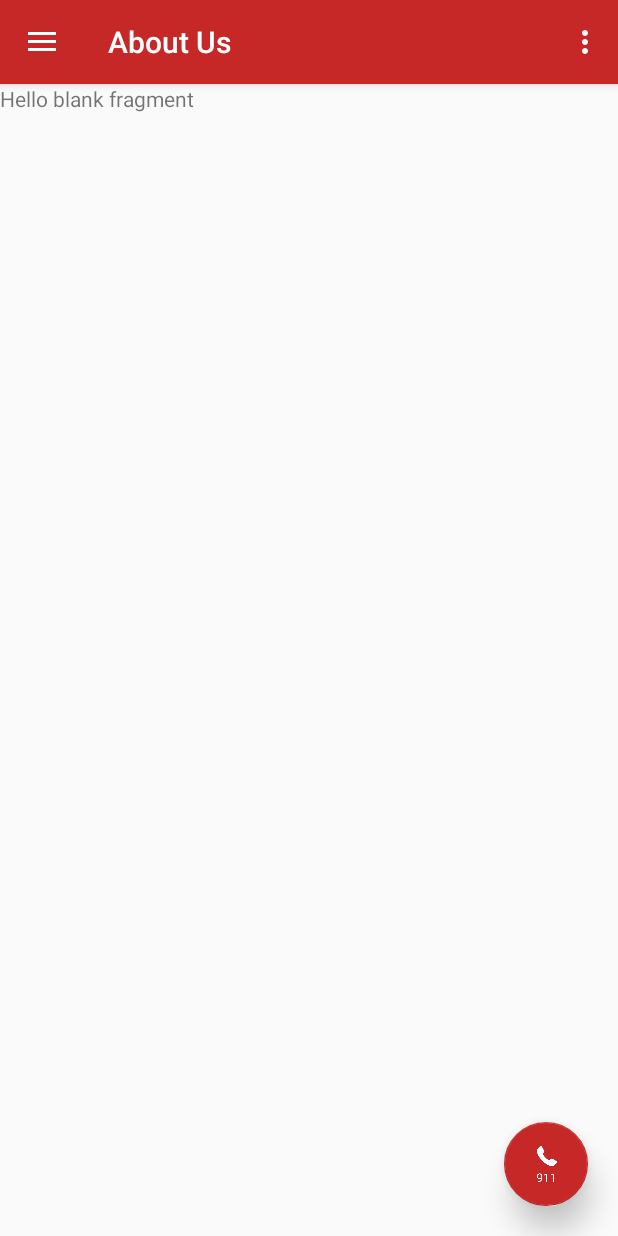
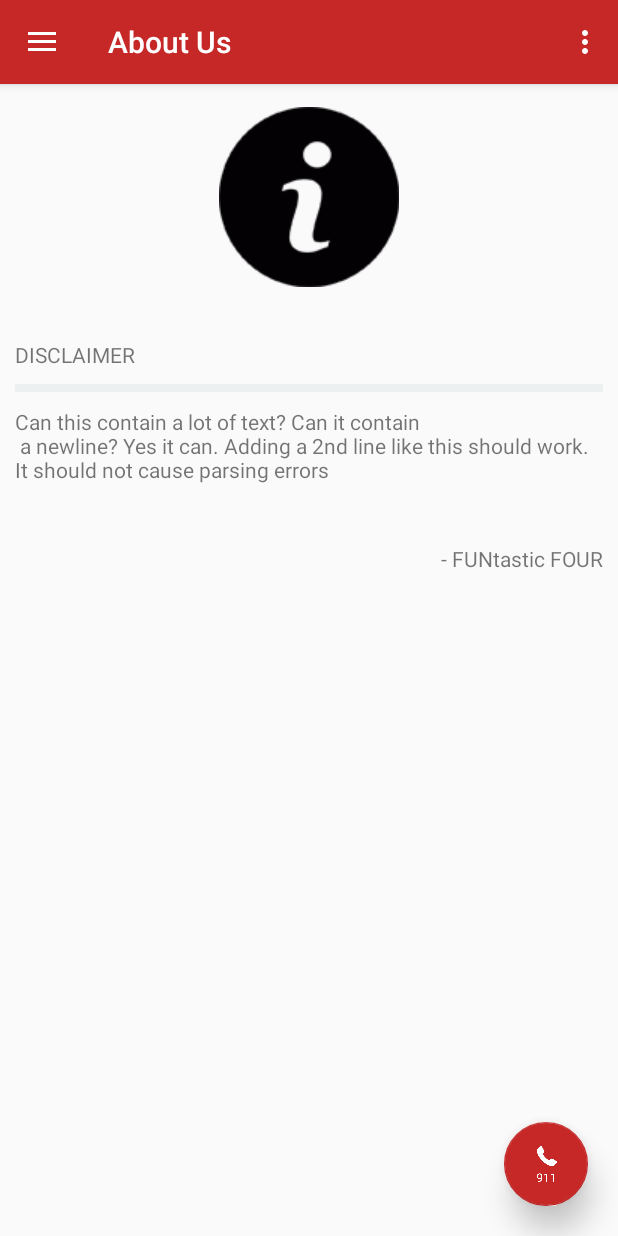
Before and after one commit to aguilarjonas/pocketaid, an Android app: the fragment AboutFragment placed in its activity, on a phone screen of 412 x 824 dp. Run offline under Robolectric (Android 15) with nearby library versions, the phone set to English and light mode, and no system bars.

Commit message:
added tentative about

```diff
--- a/app/src/main/res/layout/fragment_about.xml
+++ b/app/src/main/res/layout/fragment_about.xml
@@ -1,13 +1,63 @@
-<FrameLayout xmlns:android="http://schemas.android.com/apk/res/android"
+<LinearLayout xmlns:android="http://schemas.android.com/apk/res/android"
     xmlns:tools="http://schemas.android.com/tools"
     android:layout_width="match_parent"
     android:layout_height="match_parent"
-    tools:context=".Fragments.AboutFragment">
+    tools:context=".Fragments.AboutFragment"
+    android:orientation="vertical">
 
     <!-- TODO: Update blank fragment layout -->
+    <RelativeLayout
+        android:layout_width="match_parent"
+        android:layout_height="wrap_content"
+        android:gravity="center"
+        android:layout_marginTop="15dp">
+
+        <ImageView
+            android:id="@+id/about_logo"
+            android:layout_width="wrap_content"
+            android:layout_height="wrap_content"
+            android:src="@drawable/ic_about"
+            android:scaleType="center" />
+    </RelativeLayout>
+
     <TextView
+        android:id="@+id/about_disclaimer_label"
+        android:layout_marginTop="35dp"
+        android:layout_marginLeft="@dimen/ten_dp"
         android:layout_width="match_parent"
-        android:layout_height="match_parent"
-        android:text="@string/hello_blank_fragment" />
+        android:layout_height="wrap_content"
+        android:text="DISCLAIMER"/>
 
-</FrameLayout>
+    <View
+        android:layout_marginTop="@dimen/ten_dp"
+        android:layout_marginLeft="@dimen/ten_dp"
+        android:layout_marginStart="@dimen/ten_dp"
+        android:layout_marginRight="@dimen/ten_dp"
+        android:layout_marginEnd="@dimen/ten_dp"
+        android:layout_width="match_parent"
+        android:layout_height="5dp"
+        android:background="#ecf0f1"/>
+
+    <TextView
+        android:id="@+id/about_disclaimer_body"
+        android:layout_width="match_parent"
+        android:layout_height="wrap_content"
+        android:layout_marginTop="@dimen/ten_dp"
+        android:layout_marginLeft="@dimen/ten_dp"
+        android:layout_marginStart="@dimen/ten_dp"
+        android:layout_marginRight="@dimen/ten_dp"
+        android:layout_marginEnd="@dimen/ten_dp"
+        android:text="@string/disclaimer"/>
+
+    <TextView
+        android:id="@+id/group_name"
+        android:layout_width="match_parent"
+        android:layout_height="wrap_content"
+        android:text="@string/grp_name"
+        android:layout_marginTop="40dp"
+        android:layout_marginLeft="@dimen/ten_dp"
+        android:layout_marginStart="@dimen/ten_dp"
+        android:layout_marginRight="@dimen/ten_dp"
+        android:layout_marginEnd="@dimen/ten_dp"
+        android:gravity="end"/>
+</LinearLayout>
--- a/app/src/main/res/values/dimens.xml
+++ b/app/src/main/res/values/dimens.xml
@@ -13,4 +13,5 @@
     <dimen name="video_marginTop">5dp</dimen>
     <dimen name="textSize_injuriesFragment">12sp</dimen>
     <dimen name="downloadButton_height">40dp</dimen>
+    <dimen name="ten_dp">10dp</dimen>
 </resources>
--- a/app/src/main/res/values/strings.xml
+++ b/app/src/main/res/values/strings.xml
@@ -38,7 +38,6 @@
         <item>St Martin De Porres Hospital</item>
         <item>St Martin De Porres Hospital</item>
         <item>St Martin De Porres Hospital</item>
-
     </string-array>
 
     <string-array name="hospital_contactNumber">
@@ -49,6 +48,15 @@
         <item>87000000</item>
         <item>87000000</item>
         <item>87000000</item>
+    </string-array>
 
-    </string-array>
+    <!-- DISCLAIMER -->
+    <string name="disclaimer">
+        Can this contain a lot of text? Can it contain \n a newline? Yes it can.
+        Adding a 2nd line like this should work.
+        It should not cause parsing errors
+    </string>
+
+    <!-- GROUP NAME -->
+    <string name="grp_name">- FUNtastic FOUR</string>
 </resources>
```
Also changed, not shown: app/src/main/java/com/example/jonas/pocketaid/Fragments/NearbyFragment.java (+0 -8 lines), app/src/main/res/layout/layout_google_maps.xml (+10 -30 lines).
